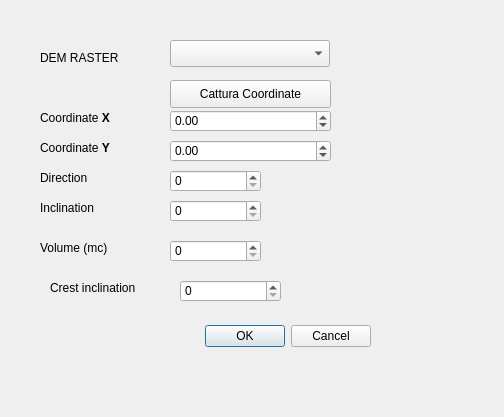
The window that q_landslide_dam_dialog_base.ui (pierluigiderosa/Q-LandslideDam) describes before a commit, drawn with Qt 5.
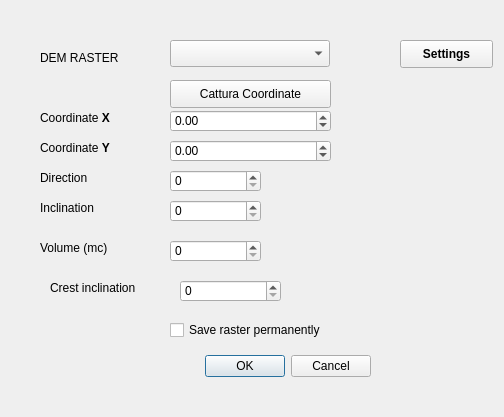
The same window after the commit. Custom widgets are drawn as their Qt base class.

Commit message: -added save output tif - added max radius con crest rise

Patch:
```diff
--- a/q_landslide_dam_dialog_base.ui
+++ b/q_landslide_dam_dialog_base.ui
@@ -17,7 +17,7 @@
    <property name="geometry">
     <rect>
      <x>30</x>
-     <y>320</y>
+     <y>350</y>
      <width>341</width>
      <height>32</height>
     </rect>
@@ -230,6 +230,38 @@
     <string>&lt;html&gt;&lt;head/&gt;&lt;body&gt;&lt;p&gt;Coordinate &lt;span style=&quot; font-weight:600;&quot;&gt;Y&lt;/span&gt;&lt;/p&gt;&lt;/body&gt;&lt;/html&gt;</string>
    </property>
   </widget>
+  <widget class="QPushButton" name="btn_settings">
+   <property name="geometry">
+    <rect>
+     <x>400</x>
+     <y>40</y>
+     <width>93</width>
+     <height>28</height>
+    </rect>
+   </property>
+   <property name="font">
+    <font>
+     <weight>75</weight>
+     <bold>true</bold>
+    </font>
+   </property>
+   <property name="text">
+    <string>Settings</string>
+   </property>
+  </widget>
+  <widget class="QCheckBox" name="chk_save_permanent">
+   <property name="geometry">
+    <rect>
+     <x>170</x>
+     <y>320</y>
+     <width>181</width>
+     <height>20</height>
+    </rect>
+   </property>
+   <property name="text">
+    <string>Save raster permanently</string>
+   </property>
+  </widget>
  </widget>
  <customwidgets>
   <customwidget>
```
The commit also changes 2 other files.
